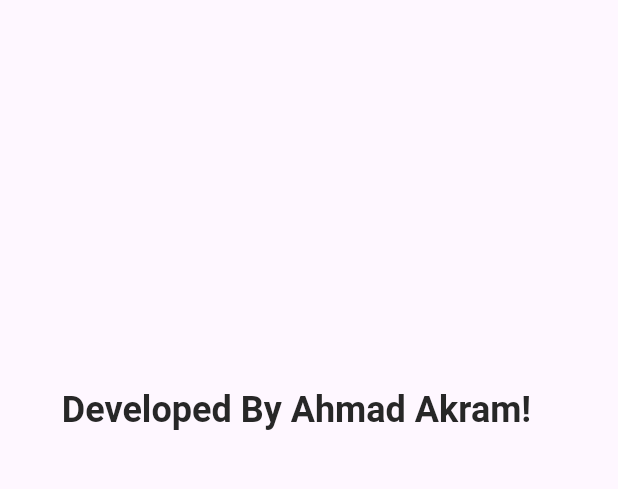
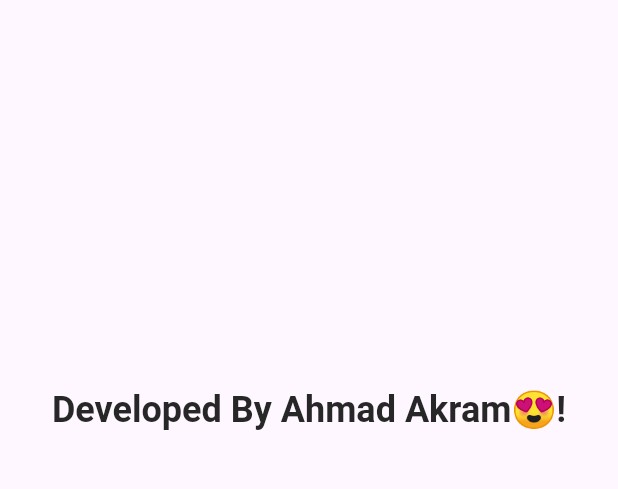
Before and after one commit to AhmadAkram52/Flutter-Chat-App, a Flutter app: the SplashScreen screen opened by its route, on a phone screen of 412 x 824 dp, the part 556-1045 px from its top. Run offline on Flutter 3.47's test engine with Material 3 defaults, Android fonts, the phone set to English and light mode, and no system bars; our stand-ins replace connectivity_plus, firebase_core, firebase_storage, get, shared_preferences; accounts and stored records are empty.

Commit message:
add some system ui hide status bar or show

```diff
--- a/lib/features/authentication/screens/login/login_screen.dart
+++ b/lib/features/authentication/screens/login/login_screen.dart
@@ -28,8 +28,7 @@ class _LoginScreenState extends State<LoginScreen> {
 
   @override
   Widget build(BuildContext context) {
-    return SafeArea(
-      child: Scaffold(
+    return Scaffold(
       appBar: AppBar(
         automaticallyImplyLeading: false,
         centerTitle: true,
@@ -75,7 +74,6 @@ class _LoginScreenState extends State<LoginScreen> {
           ),
         ],
       ),
-      ),
     );
   }
 }
--- a/lib/features/authentication/screens/splash/splash_screen.dart
+++ b/lib/features/authentication/screens/splash/splash_screen.dart
@@ -4,6 +4,7 @@ import 'package:a_chat/features/authentication/controllers/splash/splash%20contr
 import 'package:a_chat/util/constants/image_strings.dart';
 import 'package:a_chat/util/helpers/helper_functions.dart';
 import 'package:flutter/material.dart';
+import 'package:flutter/services.dart';
 import 'package:get/get.dart';
 
 class SplashScreen extends StatefulWidget {
@@ -23,6 +24,9 @@ class _SplashScreenState extends State<SplashScreen> {
     });
     Timer(const Duration(seconds: 3), () {
       ctrl.goToLogin();
+      SystemChrome.setEnabledSystemUIMode(SystemUiMode.edgeToEdge);
+      SystemChrome.setSystemUIOverlayStyle(
+          const SystemUiOverlayStyle(statusBarColor: Colors.transparent));
     });
     super.initState();
   }
@@ -30,8 +34,7 @@ class _SplashScreenState extends State<SplashScreen> {
   @override
   Widget build(BuildContext context) {
     return Scaffold(
-      body: Center(
-        child: Stack(
+      body: Stack(
         children: [
           AnimatedPositioned(
             top: AHelperFunctions.screenHeight() * .2,
@@ -46,15 +49,15 @@ class _SplashScreenState extends State<SplashScreen> {
           ),
           Positioned(
             bottom: AHelperFunctions.screenHeight() * .2,
-              left: AHelperFunctions.screenWidth() * .1,
+            width: AHelperFunctions.screenWidth(),
             child: Text(
-                "Developed By Ahmad Akram!",
+              "Developed By Ahmad Akram😍!",
+              textAlign: TextAlign.center,
               style: Theme.of(context).textTheme.headlineMedium,
             ),
           ),
         ],
       ),
-      ),
     );
   }
 }
```
Also changed, not shown: lib/main.dart (+10 -3 lines). Lines whose indentation alone changed are shown as unchanged.
